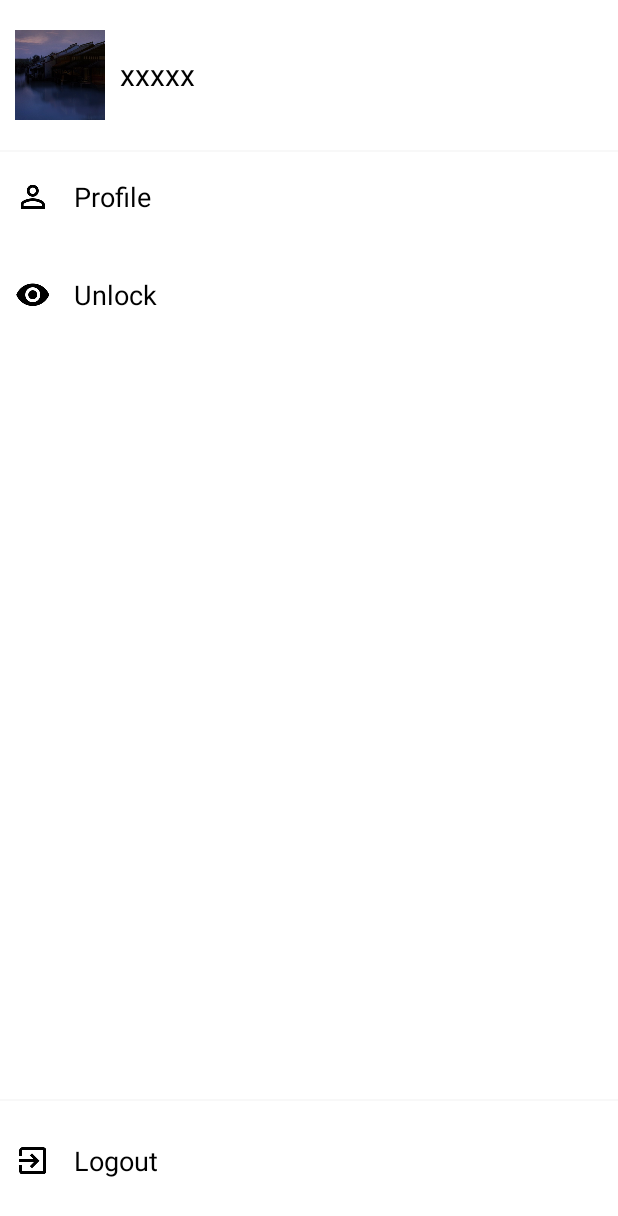
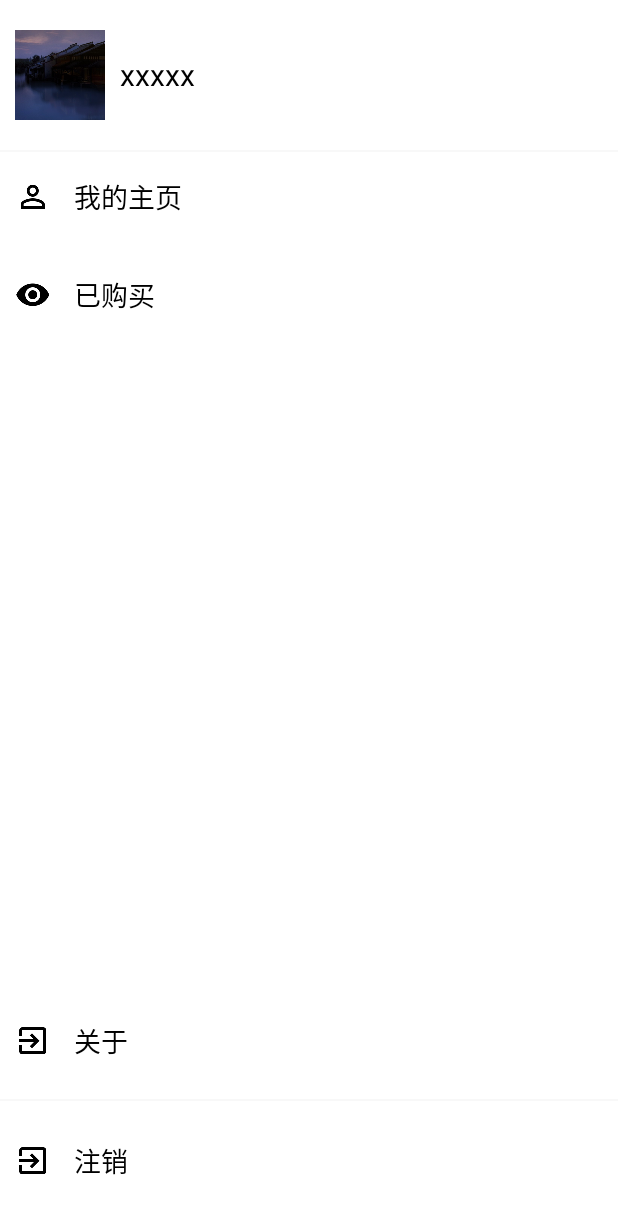
Before and after one commit to MegrezZhu/Maskbook, an Android app: the layout activity_dashboard_drawer.xml on its own in the app's theme, with its tools: preview values and no code run, on a phone screen of 412 x 824 dp. Shown: the top 1216 px of the screen. Run offline under Robolectric (Android 15) with nearby library versions, the phone set to English and light mode, and no system bars; plain views replace RCRelativeLayout; network calls fail.

Commit message:
主页UI雏形

```diff
--- a/app/app/build.gradle
+++ b/app/app/build.gradle
@@ -44,5 +44,6 @@ dependencies {
     implementation 'com.gcssloop.widget:rclayout:1.4.4@aar'
 
     implementation 'com.mikepenz:google-material-typeface:3.0.1.2.original@aar'
+    implementation 'com.melnykov:floatingactionbutton:1.3.0'
 
 }
--- a/app/app/src/main/AndroidManifest.xml
+++ b/app/app/src/main/AndroidManifest.xml
@@ -22,7 +22,10 @@
         <activity android:name=".SignupActivity" />
         <activity android:name=".LoginActivity" />
         <activity android:name=".HomeActivity" />
-        <activity android:name=".DashboardActivity"></activity>
+        <activity android:name=".DashboardActivity" />
+        <activity android:name=".HomepageActivity" />
+        <activity android:name=".PurchaseHistoryActivity" />
+        <activity android:name=".PublishActivity"></activity>
     </application>
 
 </manifest>
--- a/app/app/src/main/res/layout/activity_dashboard_drawer.xml
+++ b/app/app/src/main/res/layout/activity_dashboard_drawer.xml
@@ -48,7 +48,7 @@
         app:layout_constraintTop_toBottomOf="@id/session1"/>
 
     <LinearLayout
-        android:id="@+id/profile"
+        android:id="@+id/homepage"
         android:layout_width="match_parent"
         android:layout_height="60dp"
         android:paddingLeft="10dp"
@@ -75,7 +75,7 @@
     </LinearLayout>
 
     <LinearLayout
-        android:id="@+id/unlock"
+        android:id="@+id/purchase_history"
         android:layout_width="match_parent"
         android:layout_height="60dp"
         android:layout_marginTop="5dp"
@@ -85,7 +85,7 @@
         android:clickable="true"
         android:focusable="true"
         android:background="?attr/selectableItemBackground"
-        app:layout_constraintTop_toBottomOf="@id/profile"
+        app:layout_constraintTop_toBottomOf="@id/homepage"
         app:layout_constraintLeft_toLeftOf="parent"
         app:layout_constraintRight_toRightOf="parent">
 
@@ -110,6 +110,32 @@
         android:layout_height="1dp"
         android:layout_marginBottom="10dp"
         app:layout_constraintBottom_toTopOf="@id/logout" />
+
+    <LinearLayout
+        android:id="@+id/about"
+        android:layout_width="match_parent"
+        android:layout_height="60dp"
+        android:layout_marginBottom="20dp"
+        android:paddingLeft="10dp"
+        android:gravity="center_vertical"
+        android:clickable="true"
+        android:focusable="true"
+        android:background="?attr/selectableItemBackground"
+        app:layout_constraintBottom_toTopOf="@id/logout">
+
+        <ImageView
+            android:src="@mipmap/ic_exit_to_app_black_24dp"
+            android:layout_width="wrap_content"
+            android:layout_height="wrap_content" />
+        <TextView
+            android:layout_marginLeft="15dp"
+            android:layout_width="wrap_content"
+            android:layout_height="match_parent"
+            android:text="@string/menuitem_about"
+            android:gravity="center"
+            android:textColor="#000"
+            android:textSize="18sp" />
+    </LinearLayout>
 
     <LinearLayout
         android:id="@+id/logout"
--- a/app/app/src/main/res/values/strings.xml
+++ b/app/app/src/main/res/values/strings.xml
@@ -8,7 +8,8 @@
     <string name="button_signup">Sign up</string>
     <string name="text_donot_have_a_account">Do not have a account? </string>
     <string name="text_already_have_a_account">Do not have a account? </string>
-    <string name="menuitem_profile">Profile</string>
-    <string name="menuitem_logout">Logout</string>
-    <string name="menuitem_unlock">Unlock</string>
+    <string name="menuitem_profile">我的主页</string>
+    <string name="menuitem_logout">注销</string>
+    <string name="menuitem_unlock">已购买</string>
+    <string name="menuitem_about">关于</string>
 </resources>
```
Also changed, not shown: app/app/src/main/java/com/zyuco/maskbook/DashboardActivity.java (+57 -3 lines), app/app/src/main/java/com/zyuco/maskbook/HomepageActivity.java (added, +13 -0 lines), app/app/src/main/java/com/zyuco/maskbook/PublishActivity.java (added, +13 -0 lines), app/app/src/main/java/com/zyuco/maskbook/PurchaseHistoryActivity.java (added, +13 -0 lines), app/app/src/main/res/layout/activity_dashboard_display.xml (+13 -0 lines), app/app/src/main/res/layout/activity_homepage.xml (added, +9 -0 lines), app/app/src/main/res/layout/activity_publish.xml (added, +9 -0 lines), app/app/src/main/res/layout/activity_purchase_history.xml (added, +9 -0 lines), app/app/src/main/res/mipmap-hdpi/ic_add_white_24dp.png (added), app/app/src/main/res/mipmap-mdpi/ic_add_white_24dp.png (added), app/app/src/main/res/mipmap-xhdpi/ic_add_white_24dp.png (added), app/app/src/main/res/mipmap-xxhdpi/ic_add_white_24dp.png (added), app/app/src/main/res/mipmap-xxxhdpi/ic_add_white_24dp.png (added).
